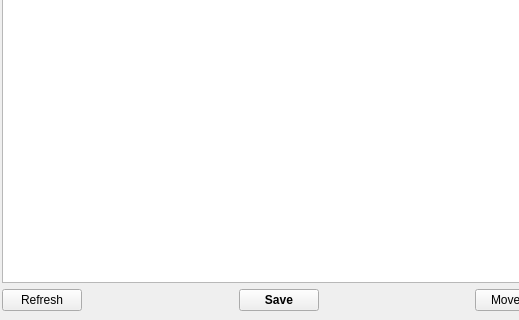
First picture: the form in BaseClient/Source/ManagePageWidget.ui, repository WorksAhead/Base, before the edit; both pictures show x 0 to 519 and y 330 to 650 of the 820 by 650 pixel window.
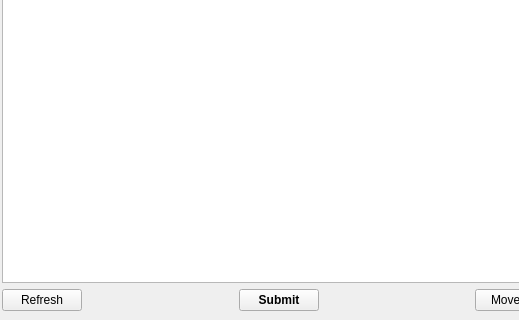
Second picture: the form after the edit.

Diff of the .ui file:
```diff
--- a/BaseClient/Source/ManagePageWidget.ui
+++ b/BaseClient/Source/ManagePageWidget.ui
@@ -72,7 +72,7 @@
         </font>
        </property>
        <property name="text">
-        <string>Save</string>
+        <string>Submit</string>
        </property>
       </widget>
      </item>
```
Left out of the diff: 2 changed lines with no effect on the pictures.
